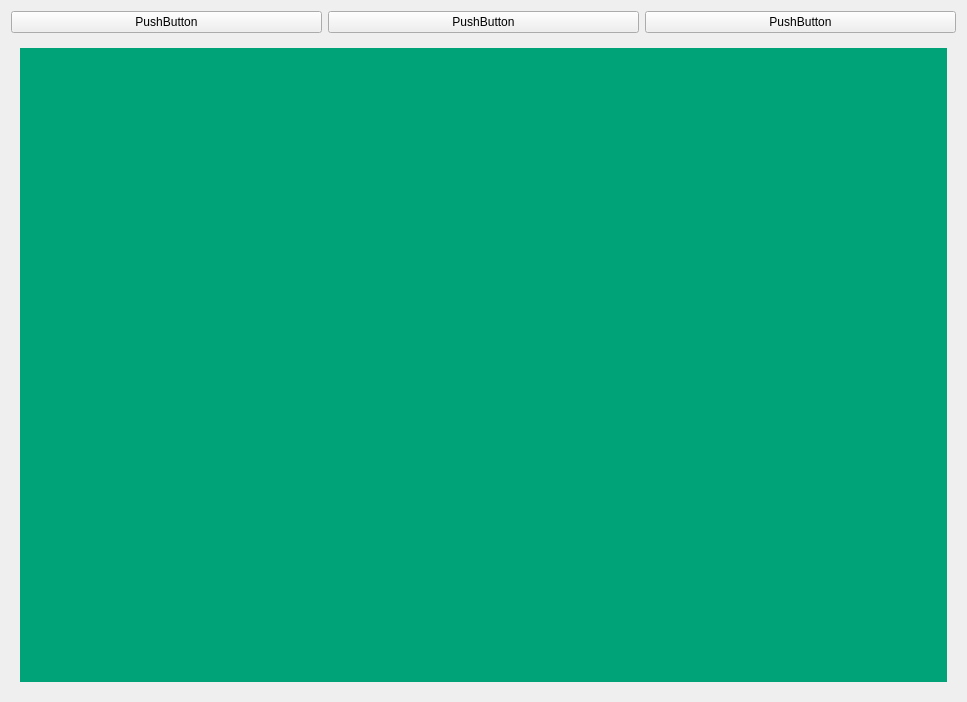
Before: the Qt Designer form Client/UI/ScreenBroadcastUI.ui in yang-zhongtian/PYCM, drawn with Qt 5.
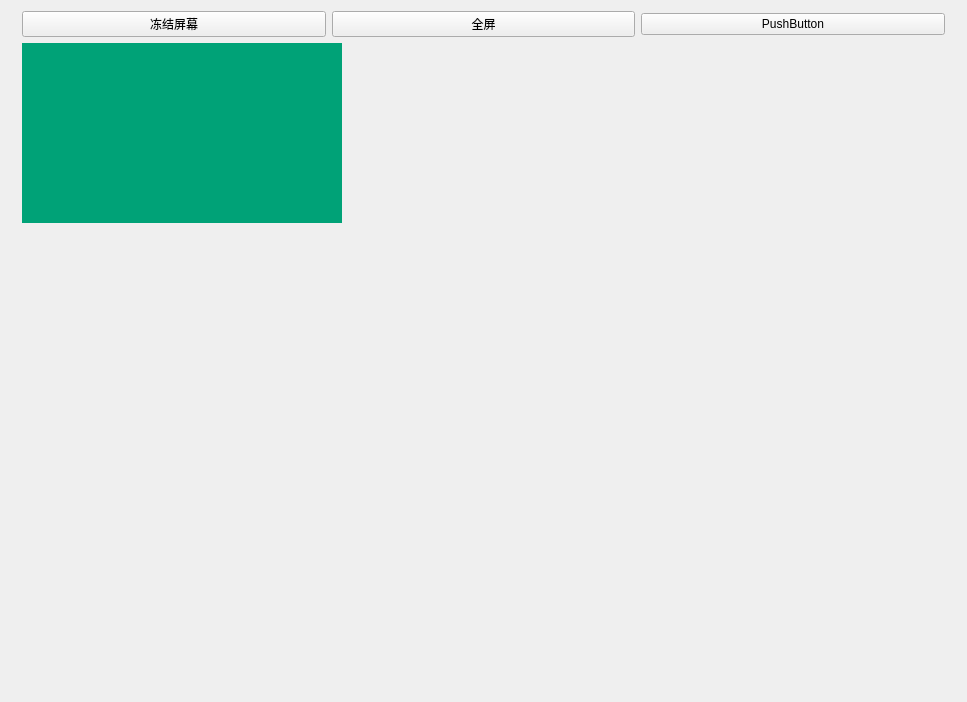
After: the same form once the commit is applied. Icons and pictures are not drawn.

Commit message: [upgrade] Greatly improve ScreenBroadcast legacy & fix lots of bugs.

The edit to the form file:
```diff
--- a/Client/UI/ScreenBroadcastUI.ui
+++ b/Client/UI/ScreenBroadcastUI.ui
@@ -24,19 +24,31 @@
     <normaloff>:/logo/UI/Resources/logo.png</normaloff>:/logo/UI/Resources/logo.png</iconset>
   </property>
   <layout class="QVBoxLayout" name="verticalLayout" stretch="0,50">
+   <property name="leftMargin">
+    <number>22</number>
+   </property>
+   <property name="rightMargin">
+    <number>22</number>
+   </property>
    <item>
     <layout class="QHBoxLayout" name="horizontalLayout">
      <item>
       <widget class="QPushButton" name="pushButton_3">
        <property name="text">
-        <string>PushButton</string>
+        <string>冻结屏幕</string>
+       </property>
+       <property name="checkable">
+        <bool>true</bool>
        </property>
       </widget>
      </item>
      <item>
       <widget class="QPushButton" name="pushButton_2">
        <property name="text">
-        <string>PushButton</string>
+        <string>全屏</string>
+       </property>
+       <property name="checkable">
+        <bool>true</bool>
        </property>
       </widget>
      </item>
@@ -50,10 +62,16 @@
     </layout>
    </item>
    <item>
-    <widget class="QWidget" name="widget" native="true">
-     <layout class="QHBoxLayout" name="horizontalLayout_2">
-      <item>
+    <widget class="QWidget" name="screen_widget" native="true">
        <widget class="QLabel" name="screen_display">
+      <property name="geometry">
+       <rect>
+        <x>0</x>
+        <y>0</y>
+        <width>320</width>
+        <height>180</height>
+       </rect>
+      </property>
         <property name="sizePolicy">
          <sizepolicy hsizetype="Preferred" vsizetype="Preferred">
           <horstretch>0</horstretch>
@@ -73,8 +91,6 @@
          <set>Qt::AlignCenter</set>
         </property>
        </widget>
-      </item>
-     </layout>
     </widget>
    </item>
   </layout>
```
Left out of the diff: 47 changed lines with no effect on the pictures. Lines whose indentation alone changed are shown as unchanged. The commit also changes 31 other files.
